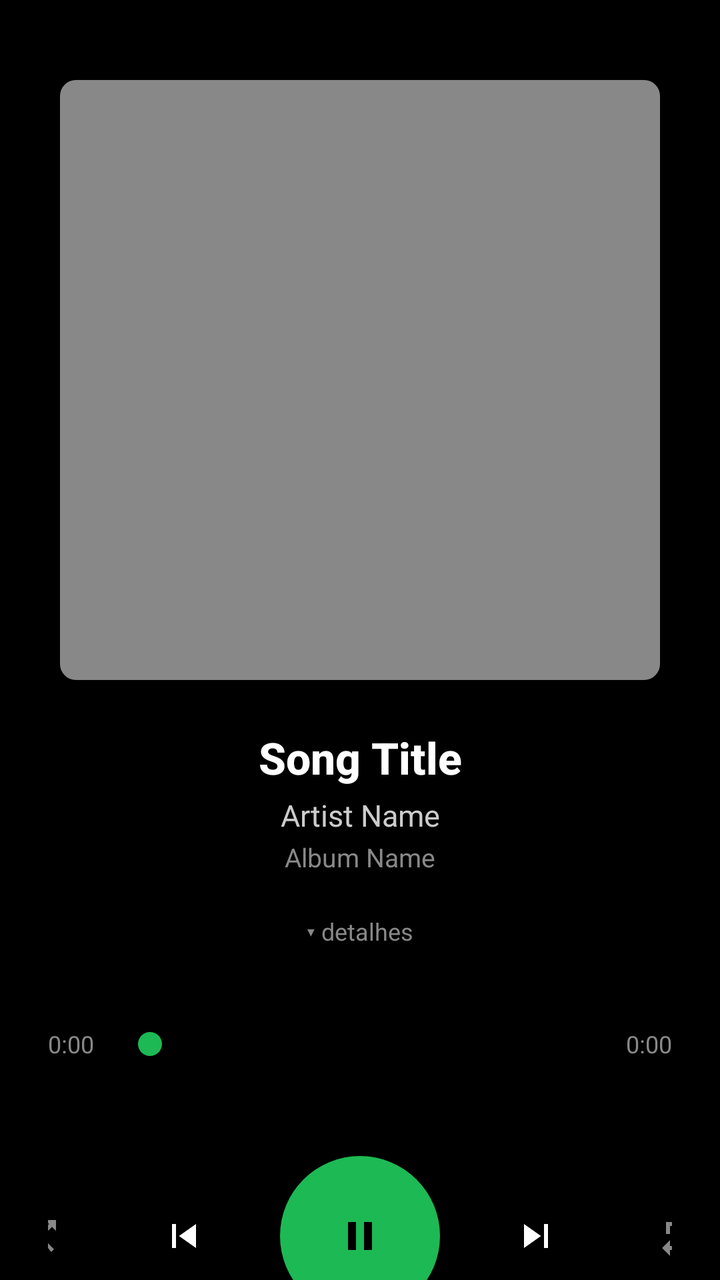
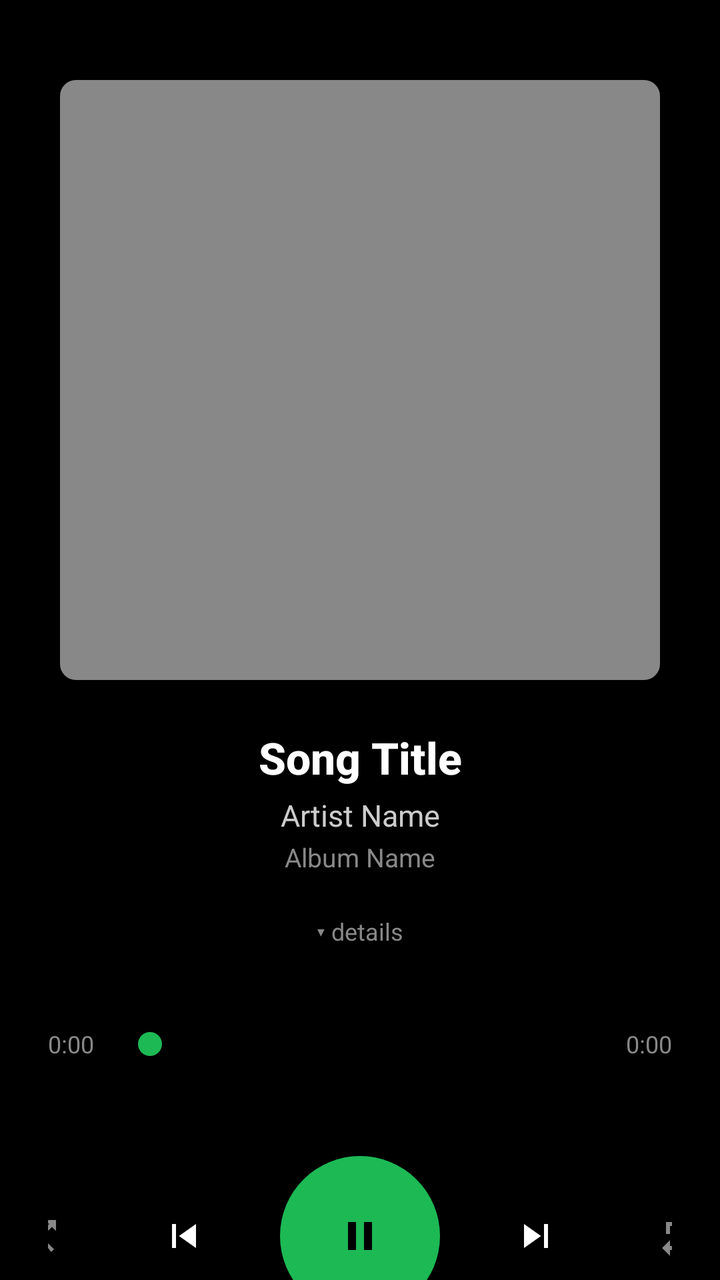

Screens rendered from an Android XML layout before and after an edit, with the pre-edit source and the edit as a unified diff.
<!-- AndroidManifest.xml: application theme Theme.AppCompat.DayNight.DarkActionBar -->
<!-- res/layout/fragment_now_playing.xml -->
<?xml version="1.0" encoding="utf-8"?>
<ScrollView xmlns:android="http://schemas.android.com/apk/res/android"
    xmlns:app="http://schemas.android.com/apk/res-auto"
    android:layout_width="match_parent"
    android:layout_height="match_parent"
    android:background="@color/black"
    android:fillViewport="true">

    <LinearLayout
        android:layout_width="match_parent"
        android:layout_height="wrap_content"
        android:orientation="vertical"
        android:padding="24dp">

        
        <ImageView
            android:id="@+id/albumArt"
            android:layout_width="300dp"
            android:layout_height="300dp"
            android:layout_gravity="center_horizontal"
            android:layout_marginTop="16dp"
            android:layout_marginBottom="24dp"
            android:scaleType="centerCrop"
            android:src="@drawable/album_placeholder" />

        
        <LinearLayout
            android:layout_width="match_parent"
            android:layout_height="wrap_content"
            android:orientation="vertical"
            android:layout_marginBottom="4dp">

            <TextView
                android:id="@+id/songTitle"
                android:layout_width="match_parent"
                android:layout_height="wrap_content"
                android:text="Song Title"
                android:textColor="@color/white"
                android:textSize="22sp"
                android:textStyle="bold"
                android:fontFamily="sans-serif-medium"
                android:gravity="center"
                android:layout_marginBottom="4dp"
                android:ellipsize="marquee"
                android:singleLine="true" />

            <TextView
                android:id="@+id/artistName"
                android:layout_width="match_parent"
                android:layout_height="wrap_content"
                android:text="Artist Name"
                android:textColor="@color/gray_light"
                android:textSize="15sp"
                android:fontFamily="sans-serif"
                android:gravity="center"
                android:layout_marginBottom="2dp" />

            <TextView
                android:id="@+id/albumName"
                android:layout_width="match_parent"
                android:layout_height="wrap_content"
                android:text="Album Name"
                android:textColor="@color/gray"
                android:textSize="13sp"
                android:fontFamily="sans-serif"
                android:gravity="center" />

        </LinearLayout>

        
        <TextView
            android:id="@+id/btnToggleMeta"
            android:layout_width="wrap_content"
            android:layout_height="wrap_content"
            android:layout_gravity="center_horizontal"
            android:layout_marginTop="8dp"
            android:layout_marginBottom="8dp"
            android:text="▾ detalhes"
            android:textColor="@color/gray"
            android:textSize="12sp"
            android:padding="8dp" />

        
        <LinearLayout
            android:id="@+id/layoutMeta"
            android:layout_width="match_parent"
            android:layout_height="wrap_content"
            android:orientation="vertical"
            android:layout_marginBottom="16dp"
            android:background="#1AFFFFFF"
            android:padding="12dp"
            android:visibility="gone">

            <TextView
                android:id="@+id/txtMetaFormat"
                android:layout_width="match_parent"
                android:layout_height="wrap_content"
                android:textColor="@color/gray_light"
                android:textSize="12sp"
                android:layout_marginBottom="2dp" />

            <TextView
                android:id="@+id/txtMetaBitrate"
                android:layout_width="match_parent"
                android:layout_height="wrap_content"
                android:textColor="@color/gray_light"
                android:textSize="12sp"
                android:layout_marginBottom="2dp" />

            <TextView
                android:id="@+id/txtMetaSampleRate"
                android:layout_width="match_parent"
                android:layout_height="wrap_content"
                android:textColor="@color/gray_light"
                android:textSize="12sp"
                android:layout_marginBottom="2dp" />

            <TextView
                android:id="@+id/txtMetaChannels"
                android:layout_width="match_parent"
                android:layout_height="wrap_content"
                android:textColor="@color/gray_light"
                android:textSize="12sp"
                android:layout_marginBottom="2dp" />

            <TextView
                android:id="@+id/txtMetaFileSize"
                android:layout_width="match_parent"
                android:layout_height="wrap_content"
                android:textColor="@color/gray_light"
                android:textSize="12sp" />

        </LinearLayout>

        
        <LinearLayout
            android:layout_width="match_parent"
            android:layout_height="wrap_content"
            android:orientation="horizontal"
            android:layout_marginBottom="8dp"
            android:gravity="center_vertical">

            <TextView
                android:id="@+id/currentTime"
                android:layout_width="wrap_content"
                android:layout_height="wrap_content"
                android:text="0:00"
                android:textColor="@color/gray"
                android:textSize="12sp" />

            <SeekBar
                android:id="@+id/seekBar"
                android:layout_width="0dp"
                android:layout_height="wrap_content"
                android:layout_weight="1"
                android:layout_marginStart="12dp"
                android:layout_marginEnd="12dp"
                android:paddingTop="12dp"
                android:paddingBottom="12dp"
                android:minHeight="40dp"
                android:progressTint="@color/spotify_green"
                android:thumbTint="@color/spotify_green" />

            <TextView
                android:id="@+id/totalTime"
                android:layout_width="wrap_content"
                android:layout_height="wrap_content"
                android:text="0:00"
                android:textColor="@color/gray"
                android:textSize="12sp" />

        </LinearLayout>

        
        <LinearLayout
            android:layout_width="match_parent"
            android:layout_height="wrap_content"
            android:orientation="horizontal"
            android:gravity="center"
            android:layout_marginTop="16dp"
            android:layout_marginBottom="24dp">

            <ImageButton
                android:id="@+id/btnShuffle"
                android:layout_width="48dp"
                android:layout_height="48dp"
                android:background="?attr/selectableItemBackgroundBorderless"
                android:src="@drawable/ic_shuffle"
                app:tint="@color/gray" />

            <ImageButton
                android:id="@+id/btnPrevious"
                android:layout_width="64dp"
                android:layout_height="64dp"
                android:layout_marginStart="16dp"
                android:background="?attr/selectableItemBackgroundBorderless"
                android:src="@drawable/ic_skip_previous"
                app:tint="@color/white" />

            <ImageButton
                android:id="@+id/btnPlayPause"
                android:layout_width="80dp"
                android:layout_height="80dp"
                android:layout_marginStart="16dp"
                android:layout_marginEnd="16dp"
                android:background="@drawable/round_background_green"
                android:src="@drawable/ic_pause"
                app:tint="@color/black" />

            <ImageButton
                android:id="@+id/btnNext"
                android:layout_width="64dp"
                android:layout_height="64dp"
                android:background="?attr/selectableItemBackgroundBorderless"
                android:src="@drawable/ic_skip_next"
                app:tint="@color/white" />

            <ImageButton
                android:id="@+id/btnRepeat"
                android:layout_width="48dp"
                android:layout_height="48dp"
                android:layout_marginStart="16dp"
                android:background="?attr/selectableItemBackgroundBorderless"
                android:src="@drawable/ic_repeat"
                app:tint="@color/gray" />

        </LinearLayout>

    </LinearLayout>

</ScrollView>
<!-- resources referenced by this layout -->
<resources>
  <color name="black">#FF000000</color>
  <color name="gray">#FF888888</color>
  <color name="gray_light">#FFCCCCCC</color>
  <color name="spotify_green">#FF1DB954</color>
  <color name="white">#FFFFFFFF</color>
  <!-- drawable album_placeholder (drawable) -->
  <?xml version="1.0" encoding="utf-8"?>
  <shape xmlns:android="http://schemas.android.com/apk/res/android">
      <solid android:color="@color/gray" />
      <corners android:radius="8dp" />
  </shape>
  <!-- drawable ic_pause (drawable) -->
  <vector xmlns:android="http://schemas.android.com/apk/res/android"
      android:width="24dp"
      android:height="24dp"
      android:viewportWidth="24"
      android:viewportHeight="24">
      <path
          android:fillColor="@color/black"
          android:pathData="M6,19h4L10,5L6,5v14zM14,5v14h4L18,5h-4z"/>
  </vector>
  <!-- drawable ic_repeat (drawable) -->
  <vector xmlns:android="http://schemas.android.com/apk/res/android"
      android:width="24dp"
      android:height="24dp"
      android:viewportWidth="24"
      android:viewportHeight="24">
      <path
          android:fillColor="@color/gray"
          android:pathData="M7,7h10v3l4,-4l-4,-4v3L5,5v6h2L7,7zM17,17L7,17v-3l-4,4l4,4v-3h12v-6h-2v4z"/>
  </vector>
  <!-- drawable ic_shuffle (drawable) -->
  <vector xmlns:android="http://schemas.android.com/apk/res/android"
      android:width="24dp"
      android:height="24dp"
      android:viewportWidth="24"
      android:viewportHeight="24">
      <path
          android:fillColor="@color/gray"
          android:pathData="M10.59,9.17L5.41,4L4,5.41l5.17,5.17L10.59,9.17zM14.5,4l2.04,2.04L4,18.59L5.41,20L17.96,7.46L20,9.5V4H14.5zM14.83,13.17l-1.41,1.41L17.59,20L19,18.59L14.83,14.41L14.83,13.17z"/>
  </vector>
  <!-- drawable ic_skip_next (drawable) -->
  <vector xmlns:android="http://schemas.android.com/apk/res/android"
      android:width="24dp"
      android:height="24dp"
      android:viewportWidth="24"
      android:viewportHeight="24">
      <path
          android:fillColor="@color/white"
          android:pathData="M6,18l8.5,-6L6,6v12zM16,6v12h2L18,6h-2z"/>
  </vector>
  <!-- drawable ic_skip_previous (drawable) -->
  <vector xmlns:android="http://schemas.android.com/apk/res/android"
      android:width="24dp"
      android:height="24dp"
      android:viewportWidth="24"
      android:viewportHeight="24">
      <path
          android:fillColor="@color/white"
          android:pathData="M6,6h2v12L6,18zM9.5,12l8.5,6L18,6L9.5,12z"/>
  </vector>
  <!-- drawable round_background_green (drawable) -->
  <?xml version="1.0" encoding="utf-8"?>
  <shape xmlns:android="http://schemas.android.com/apk/res/android">
      <solid android:color="@color/spotify_green" />
      <corners android:radius="40dp" />
  </shape>
</resources>

<!-- the commit's change to res/layout/fragment_now_playing.xml (unified diff, before → after) -->
@@ -75,7 +75,7 @@
             android:layout_gravity="center_horizontal"
             android:layout_marginTop="8dp"
             android:layout_marginBottom="8dp"
-            android:text="▾ detalhes"
+            android:text="▾ details"
             android:textColor="@color/gray"
             android:textSize="12sp"
             android:padding="8dp" />
